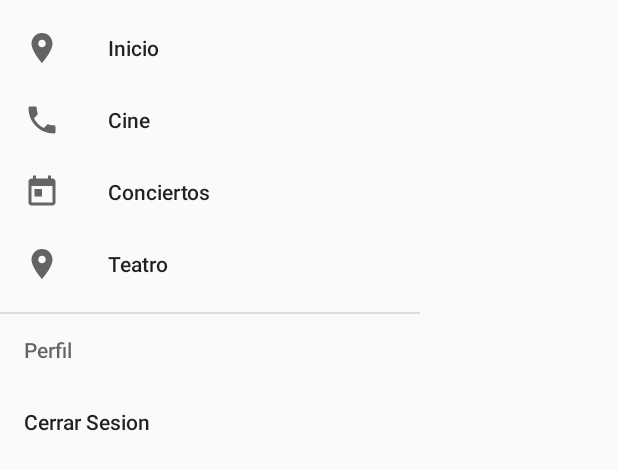
After one commit to milo2005/SitisEventos, an Android app: the layout activity_main_tablet.xml on its own in the app's theme, with its tools: preview values and no code run, on a phone screen of 412 x 824 dp. The commit adds this screen. Shown: the top 470 px of the screen. Run offline under Robolectric (Android 15) with nearby library versions, the phone set to English and light mode, and no system bars.

Commit message:
Support to Tablet implemented

```diff
--- /dev/null
+++ b/app/src/main/res/layout/activity_main_tablet.xml
@@ -0,0 +1,27 @@
+<?xml version="1.0" encoding="utf-8"?>
+<LinearLayout xmlns:android="http://schemas.android.com/apk/res/android"
+    xmlns:app="http://schemas.android.com/apk/res-auto"
+    xmlns:tools="http://schemas.android.com/tools"
+    android:orientation="horizontal"
+    android:layout_width="match_parent"
+    android:layout_height="match_parent"
+    tools:context=".MainActivity">
+
+    <android.support.design.widget.NavigationView
+        android:id="@+id/nav"
+        android:layout_width="wrap_content"
+        android:layout_height="match_parent"
+        android:layout_gravity="start"
+        app:menu="@menu/menu_nav"
+        />
+
+    <FrameLayout
+        android:id="@+id/container"
+        android:layout_width="0dp"
+        android:layout_weight="1"
+        android:layout_height="match_parent"/>
+
+
+
+
+</LinearLayout>
--- /dev/null
+++ b/app/src/main/res/values-sw600dp/layout.xml
@@ -0,0 +1,5 @@
+<?xml version="1.0" encoding="utf-8"?>
+<resources>
+    <integer name="column">2</integer>
+    <item name="main" type="layout">@layout/activity_main_tablet</item>
+</resources>
--- /dev/null
+++ b/app/src/main/res/values/layout.xml
@@ -0,0 +1,6 @@
+<?xml version="1.0" encoding="utf-8"?>
+<resources>
+    <integer name="column">1</integer>
+    <item name="main" type="layout">@layout/activity_main</item>
+
+</resources>
--- a/app/src/main/res/values/styles.xml
+++ b/app/src/main/res/values/styles.xml
@@ -8,4 +8,9 @@
         <item name="colorAccent">@color/colorAccent</item>
     </style>
 
+    <style name="AppTheme.NoActionBar">
+        <item name="windowActionBar">false</item>
+        <item name="windowNoTitle">true</item>
+    </style>
+
 </resources>
```
Also changed, not shown: app/src/main/AndroidManifest.xml (+8 -3 lines), app/src/main/java/org/test/eventos/DetailEventActivity.kt (added, +12 -0 lines), app/src/main/java/org/test/eventos/MainActivity.kt (+4 -4 lines), app/src/main/java/org/test/eventos/fragment/EvntosFragment.kt (+3 -1 lines), app/src/main/res/layout/activity_detail_event.xml (added, +9 -0 lines).
